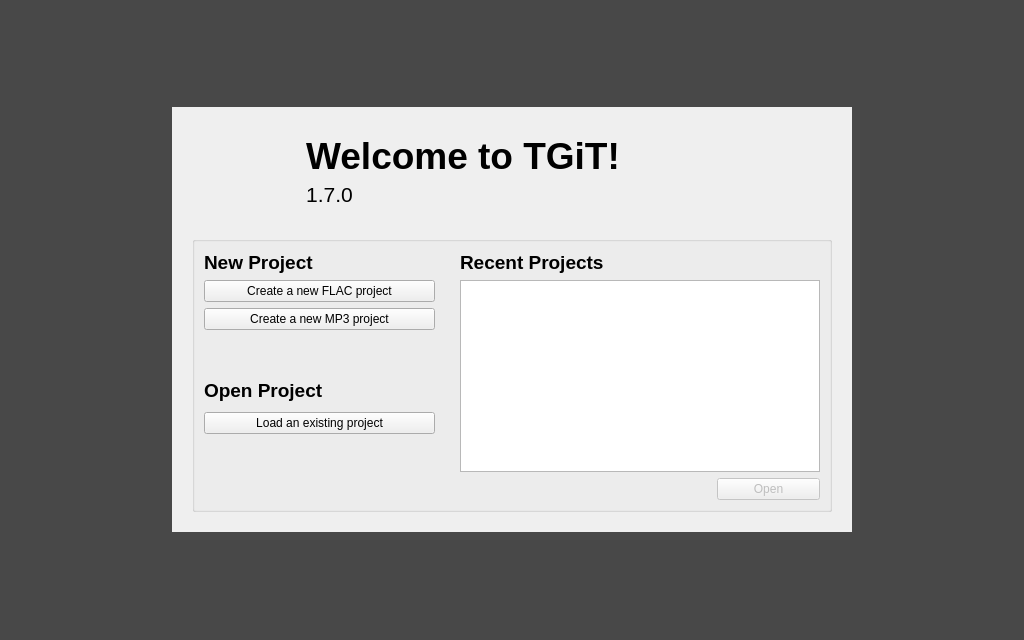
Before: the Qt Designer form resources/ui/welcome_page.ui in Iconoclasteinc/tgit, drawn with Qt 5.
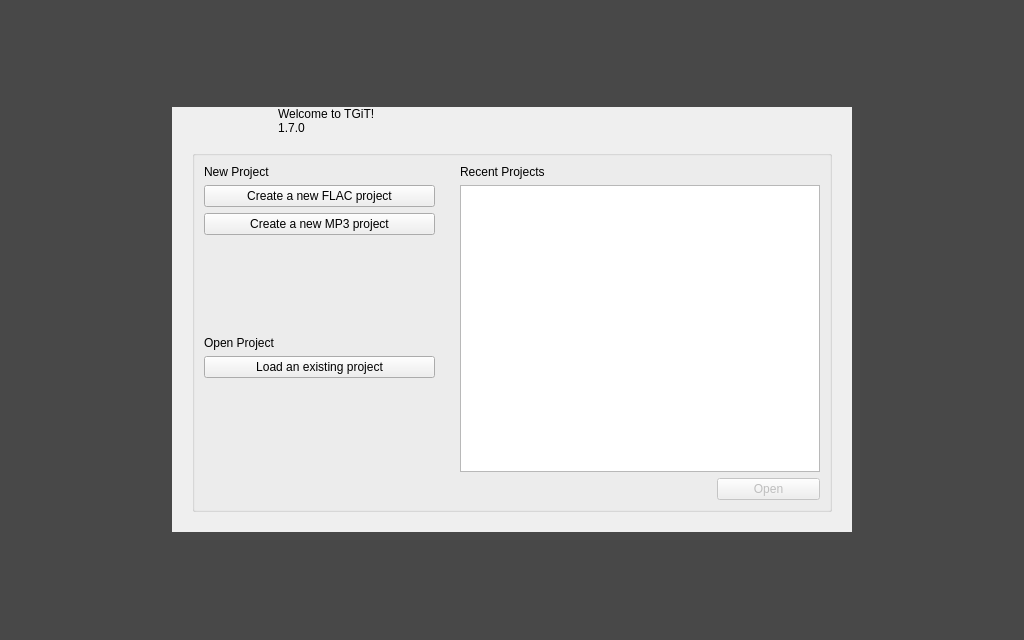
After: the same form once the commit is applied. Icons and pictures are not drawn.

Commit message: Remove leftover resources and adjust text size on the welcome and new project pages.

```diff
--- a/resources/ui/welcome_page.ui
+++ b/resources/ui/welcome_page.ui
@@ -60,7 +60,7 @@
      <property name="frameShadow">
       <enum>QFrame::Plain</enum>
      </property>
-     <layout class="QVBoxLayout" name="verticalLayout">
+     <layout class="QVBoxLayout" name="verticalLayout" stretch="0,1">
       <property name="spacing">
        <number>15</number>
       </property>
@@ -79,11 +79,17 @@
       <item>
        <widget class="QWidget" name="_banner" native="true">
         <layout class="QGridLayout" name="gridLayout_2">
+         <property name="leftMargin">
+          <number>0</number>
+         </property>
          <property name="topMargin">
           <number>0</number>
          </property>
-         <property name="horizontalSpacing">
-          <number>25</number>
+         <property name="rightMargin">
+          <number>0</number>
+         </property>
+         <property name="bottomMargin">
+          <number>0</number>
          </property>
          <property name="verticalSpacing">
           <number>0</number>
@@ -106,33 +112,26 @@
          </item>
          <item row="0" column="1" rowspan="2" alignment="Qt::AlignLeft|Qt::AlignBottom">
           <widget class="QLabel" name="_title">
-           <property name="font">
-            <font>
-             <pointsize>28</pointsize>
-             <weight>75</weight>
-             <bold>true</bold>
-            </font>
+           <property name="styleSheet">
+            <string notr="true">QLabel[style=&quot;QWindowsVistaStyle&quot;]{font-size: 22pt;font-weight: bold;}
+QLabel[style=&quot;QMacStyle&quot;]{font-size: 28pt;font-weight: bold;}</string>
            </property>
            <property name="text">
             <string>Welcome to TGiT!</string>
            </property>
-           <property name="alignment">
-            <set>Qt::AlignCenter</set>
-           </property>
           </widget>
          </item>
          <item row="2" column="1" alignment="Qt::AlignLeft">
           <widget class="QLabel" name="_version">
-           <property name="font">
-            <font>
-             <pointsize>16</pointsize>
-            </font>
+           <property name="styleSheet">
+            <string notr="true">QLabel[style=&quot;QWindowsVistaStyle&quot;]{font-size: 13pt;}
+QLabel[style=&quot;QMacStyle&quot;]{font-size: 16pt;}</string>
            </property>
            <property name="text">
             <string>1.7.0</string>
            </property>
            <property name="alignment">
-            <set>Qt::AlignCenter</set>
+            <set>Qt::AlignHCenter|Qt::AlignTop</set>
            </property>
           </widget>
          </item>
@@ -147,19 +146,12 @@
         <property name="title">
          <string/>
         </property>
-        <layout class="QGridLayout" name="gridLayout_3">
+        <layout class="QGridLayout" name="gridLayout_3" rowstretch="0,0,0,1,0,0,1,0">
          <property name="horizontalSpacing">
           <number>25</number>
          </property>
          <item row="0" column="0" colspan="2">
           <widget class="QLabel" name="_new_project_title">
-           <property name="font">
-            <font>
-             <pointsize>14</pointsize>
-             <weight>75</weight>
-             <bold>true</bold>
-            </font>
-           </property>
            <property name="text">
             <string>New Project</string>
            </property>
@@ -170,13 +162,6 @@
          </item>
          <item row="0" column="2" colspan="3">
           <widget class="QLabel" name="_recent_projects_title">
-           <property name="font">
-            <font>
-             <pointsize>14</pointsize>
-             <weight>75</weight>
-             <bold>true</bold>
-            </font>
-           </property>
            <property name="text">
             <string>Recent Projects</string>
            </property>
@@ -207,13 +192,6 @@
          </item>
          <item row="4" column="0" colspan="2">
           <widget class="QLabel" name="_open_project_title">
-           <property name="font">
-            <font>
-             <pointsize>14</pointsize>
-             <weight>75</weight>
-             <bold>true</bold>
-            </font>
-           </property>
            <property name="text">
             <string>Open Project</string>
            </property>
```
Left out of the diff: 9 changed lines with no effect on the pictures. The commit also changes 9 other files.
